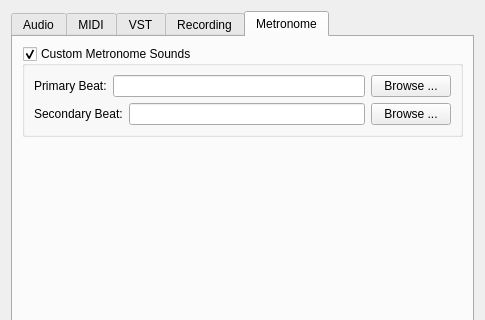
Old version of the form src/Common/gui/PreferencesDialog.ui in the repository elieserdejesus/JamTaba; both pictures show x 0 to 485 and y 0 to 320 of the 485 by 507 pixel window.
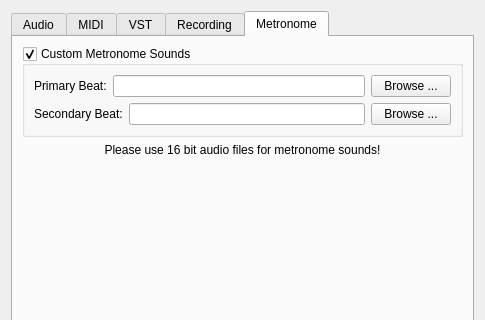
New version of the form.

Commit message: Adding instructions about 16 bits audio files for custom metronome sounds

```diff
--- a/src/Common/gui/PreferencesDialog.ui
+++ b/src/Common/gui/PreferencesDialog.ui
@@ -648,6 +648,16 @@
          </layout>
         </widget>
        </item>
+       <item>
+        <widget class="QLabel" name="label_2">
+         <property name="text">
+          <string>Please use 16 bit audio files for metronome sounds!</string>
+         </property>
+         <property name="alignment">
+          <set>Qt::AlignCenter</set>
+         </property>
+        </widget>
+       </item>
        <item>
         <spacer name="verticalSpacer_2">
          <property name="orientation">
```
Left out of the diff: 2 changed lines with no effect on the pictures. The commit also changes 1 other file.
